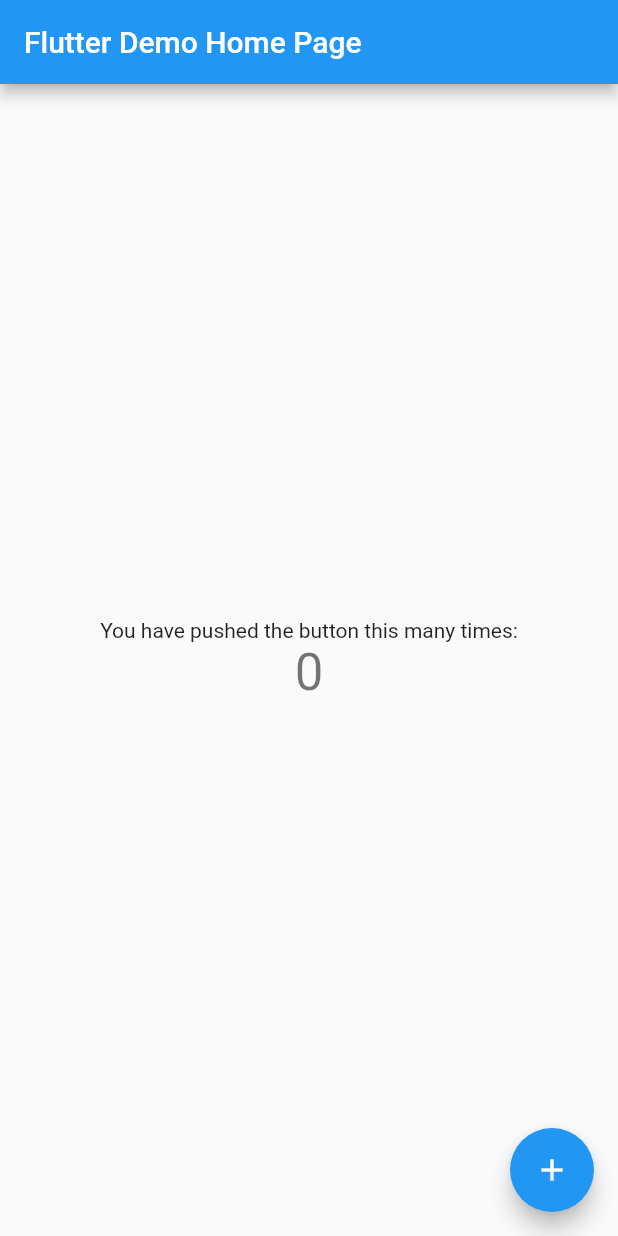
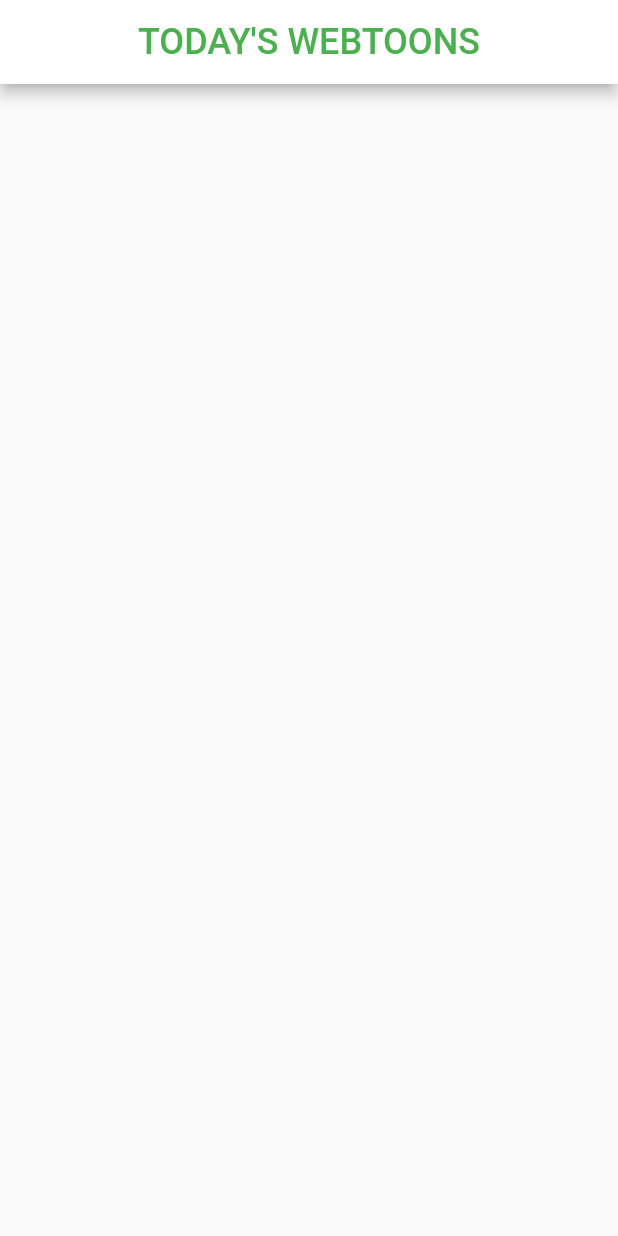
Before and after one commit to INnoVatioN-97/flutter_webtoon, a Flutter app: the screen it shows after launch, on a phone screen of 412 x 824 dp. Run offline on Flutter 3.47's test engine with Material 2 defaults, Android fonts, the phone set to English and light mode, and no system bars.

Commit message:
홈화면 개발중

```diff
--- a/lib/main.dart
+++ b/lib/main.dart
@@ -1,4 +1,6 @@
 import 'package:flutter/material.dart';
+
+import 'screens/home_screen.dart';
 
 void main() {
   runApp(const MyApp());
@@ -10,106 +12,8 @@ class MyApp extends StatelessWidget {
   // This widget is the root of your application.
   @override
   Widget build(BuildContext context) {
-    return MaterialApp(
-      title: 'Flutter Demo',
-      theme: ThemeData(
-        // This is the theme of your application.
-        //
-        // Try running your application with "flutter run". You'll see the
-        // application has a blue toolbar. Then, without quitting the app, try
-        // changing the primarySwatch below to Colors.green and then invoke
-        // "hot reload" (press "r" in the console where you ran "flutter run",
-        // or simply save your changes to "hot reload" in a Flutter IDE).
-        // Notice that the counter didn't reset back to zero; the application
-        // is not restarted.
-        primarySwatch: Colors.blue,
-      ),
-      home: const MyHomePage(title: 'Flutter Demo Home Page'),
+    return const MaterialApp(
+      home: HomeScreen(),
     );
   }
 }
-
-class MyHomePage extends StatefulWidget {
-  const MyHomePage({super.key, required this.title});
-
-  // This widget is the home page of your application. It is stateful, meaning
-  // that it has a State object (defined below) that contains fields that affect
-  // how it looks.
-
-  // This class is the configuration for the state. It holds the values (in this
-  // case the title) provided by the parent (in this case the App widget) and
-  // used by the build method of the State. Fields in a Widget subclass are
-  // always marked "final".
-
-  final String title;
-
-  @override
-  State<MyHomePage> createState() => _MyHomePageState();
-}
-
-class _MyHomePageState extends State<MyHomePage> {
-  int _counter = 0;
-
-  void _incrementCounter() {
-    setState(() {
-      // This call to setState tells the Flutter framework that something has
-      // changed in this State, which causes it to rerun the build method below
-      // so that the display can reflect the updated values. If we changed
-      // _counter without calling setState(), then the build method would not be
-      // called again, and so nothing would appear to happen.
-      _counter++;
-    });
-  }
-
-  @override
-  Widget build(BuildContext context) {
-    // This method is rerun every time setState is called, for instance as done
-    // by the _incrementCounter method above.
-    //
-    // The Flutter framework has been optimized to make rerunning build methods
-    // fast, so that you can just rebuild anything that needs updating rather
-    // than having to individually change instances of widgets.
-    return Scaffold(
-      appBar: AppBar(
-        // Here we take the value from the MyHomePage object that was created by
-        // the App.build method, and use it to set our appbar title.
-        title: Text(widget.title),
-      ),
-      body: Center(
-        // Center is a layout widget. It takes a single child and positions it
-        // in the middle of the parent.
-        child: Column(
-          // Column is also a layout widget. It takes a list of children and
-          // arranges them vertically. By default, it sizes itself to fit its
-          // children horizontally, and tries to be as tall as its parent.
-          //
-          // Invoke "debug painting" (press "p" in the console, choose the
-          // "Toggle Debug Paint" action from the Flutter Inspector in Android
-          // Studio, or the "Toggle Debug Paint" command in Visual Studio Code)
-          // to see the wireframe for each widget.
-          //
-          // Column has various properties to control how it sizes itself and
-          // how it positions its children. Here we use mainAxisAlignment to
-          // center the children vertically; the main axis here is the vertical
-          // axis because Columns are vertical (the cross axis would be
-          // horizontal).
-          mainAxisAlignment: MainAxisAlignment.center,
-          children: <Widget>[
-            const Text(
-              'You have pushed the button this many times:',
-            ),
-            Text(
-              '$_counter',
-              style: Theme.of(context).textTheme.headlineMedium,
-            ),
-          ],
-        ),
-      ),
-      floatingActionButton: FloatingActionButton(
-        onPressed: _incrementCounter,
-        tooltip: 'Increment',
-        child: const Icon(Icons.add),
-      ), // This trailing comma makes auto-formatting nicer for build methods.
-    );
-  }
-}
--- /dev/null
+++ b/lib/screens/home_screen.dart
@@ -0,0 +1,20 @@
+import 'package:flutter/material.dart';
+
+class HomeScreen extends StatelessWidget {
+  const HomeScreen({super.key});
+
+  @override
+  Widget build(BuildContext context) {
+    return Scaffold(
+      appBar: AppBar(
+        centerTitle: true,
+        title: const Text(
+          "TODAY'S WEBTOONS",
+          style: TextStyle(fontSize: 24, fontWeight: FontWeight.w500),
+        ),
+        backgroundColor: Colors.white,
+        foregroundColor: Colors.green,
+      ),
+    );
+  }
+}
```
